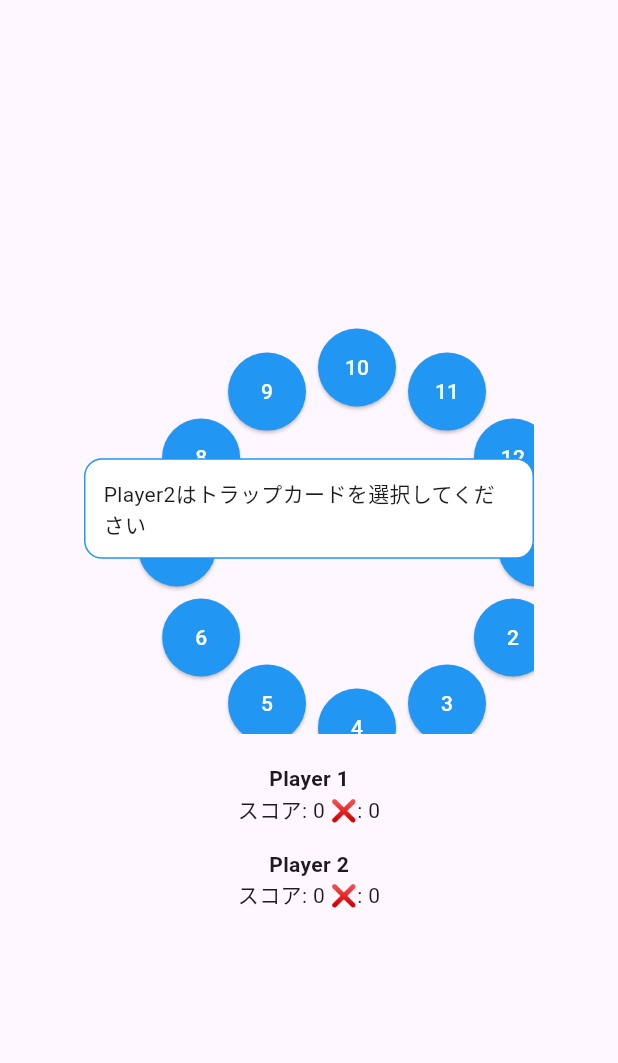
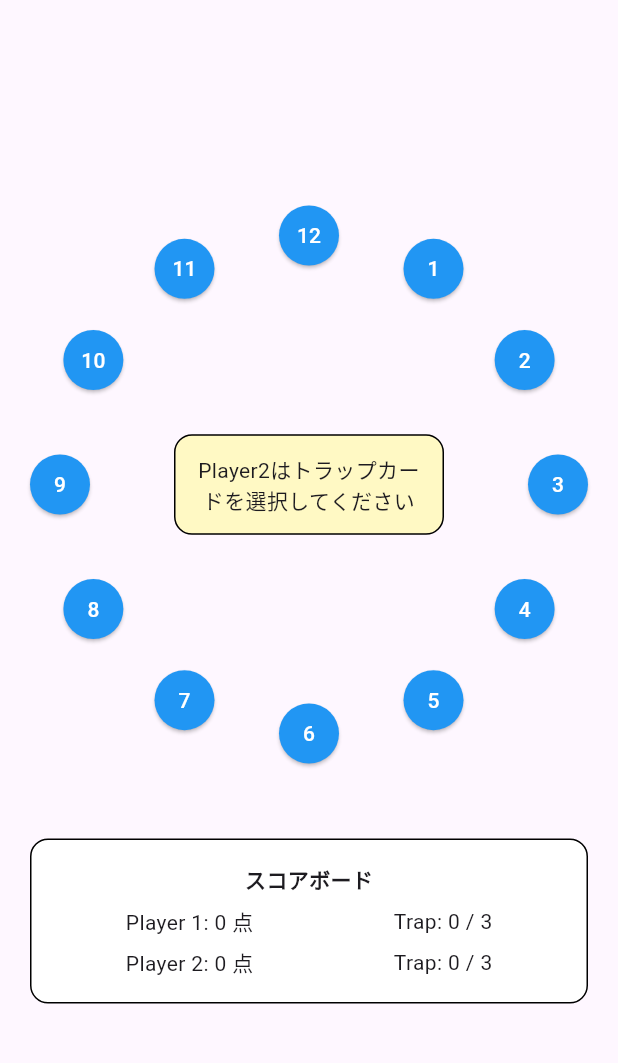
Before and after one commit to taketyan-man/12Bluff, a Flutter app: the screen it shows after launch, on a phone screen of 412 x 824 dp, the part 63-1126 px from its top. Run offline on Flutter 3.47's test engine with Material 3 defaults, Android fonts, the phone set to English and light mode, and no system bars.

Commit message:
Refactor UI: Restore responsive layout and improve CircleBoard & ScoreBoard rendering

```diff
--- a/lib/screens/game_page.dart
+++ b/lib/screens/game_page.dart
@@ -28,7 +28,7 @@ class _GamePageState extends State<GamePage> {
 
   @override
   Widget build(BuildContext context) {
-    final screenWidth = MediaQuery.of(context).size.width;
+    final double screenWidth = MediaQuery.of(context).size.width;
     return Scaffold(
       appBar: AppBar(title: const Text("12Bluff")),
       body: Center(
--- a/lib/widgets/circle_board.dart
+++ b/lib/widgets/circle_board.dart
@@ -14,44 +14,74 @@ class CircleBoard extends StatelessWidget {
 
   @override
   Widget build(BuildContext context) {
-    final cardCount = 12;
-    final double radius = 120;
+    final double buttonSize = 40;
+    final double maxSize = 480;
+
+    return LayoutBuilder(
+      builder: (context, constraints) {
+        final double screenSize = min(constraints.maxWidth, constraints.maxHeight);
+        final double size = min(screenSize, maxSize);
+        final double radius = size / 2 - buttonSize;
 
         return SizedBox(
-      width: 300,
-      height: 300,
+          width: size,
+          height: size,
           child: Stack(
-        alignment: Alignment.center,
             children: [
-          for (int i = 0; i < cardCount; i++)
-            if (!gameState.usedCards.contains(i + 1))
-              Positioned(
-                left: 150 + radius * cos(i * 2 * pi / cardCount),
-                top: 150 + radius * sin(i * 2 * pi / cardCount),
+              // --- カード配置 ---
+              ...List.generate(12, (i) {
+                final angle = (2 * pi * i / 12) - pi / 3;
+                final centerX = size / 2;
+                final centerY = size / 2;
+                final x = centerX + radius * cos(angle) - buttonSize / 2;
+                final y = centerY + radius * sin(angle) - buttonSize / 2;
+                final cardNumber = i + 1;
+                final isUsed = !gameState.availableCards.contains(cardNumber);
+
+                return Positioned(
+                  left: x,
+                  top: y,
+                  child: SizedBox(
+                    width: buttonSize,
+                    height: buttonSize,
                     child: ElevatedButton(
-                  onPressed: () => onCardSelected(i + 1),
+                      onPressed: gameState.gameEnded || isUsed
+                          ? null
+                          : () => onCardSelected(cardNumber),
                       style: ElevatedButton.styleFrom(
                         shape: const CircleBorder(),
-                    padding: const EdgeInsets.all(16),
-                    backgroundColor: Colors.blue,
+                        padding: EdgeInsets.zero,
+                        backgroundColor: isUsed ? Colors.grey : Colors.blue,
+                        foregroundColor: Colors.white,
+                      ),
+                      child: Text('$cardNumber'),
+                    ),
+                  ),
+                );
+              }),
+
+              // --- 中央メッセージ ---
+              Align(
+                alignment: Alignment.center,
+                child: Container(
+                  padding: const EdgeInsets.all(12),
+                  width: 180,
+                  decoration: BoxDecoration(
+                    color: Colors.yellow[100],
+                    borderRadius: BorderRadius.circular(12),
+                    border: Border.all(color: Colors.black),
                   ),
                   child: Text(
-                    '${i + 1}',
-                    style: const TextStyle(color: Colors.white),
+                    gameState.message,
+                    textAlign: TextAlign.center,
+                    style: const TextStyle(fontSize: 14),
                   ),
                 ),
-              ),
-          Container(
-            padding: const EdgeInsets.all(12),
-            decoration: BoxDecoration(
-              color: Colors.white,
-              border: Border.all(color: Colors.blue),
-              borderRadius: BorderRadius.circular(12),
-            ),
-            child: Text(gameState.message),
               ),
             ],
           ),
         );
+      },
+    );
   }
 }
--- a/lib/widgets/score_board.dart
+++ b/lib/widgets/score_board.dart
@@ -4,29 +4,36 @@ import '../models/game_state.dart';
 class ScoreBoard extends StatelessWidget {
   final GameState gameState;
 
-  const ScoreBoard({Key? key, required this.gameState}) : super(key: key);
+  const ScoreBoard({super.key, required this.gameState});
 
-  Widget _buildRow(String title, List<String> values, int score, int traps) {
-    return Column(
-      children: [
-        Text(title, style: const TextStyle(fontWeight: FontWeight.bold)),
-        Wrap(
-          spacing: 4,
-          runSpacing: 4,
-          children: values.map((v) => Chip(label: Text(v))).toList(),
-        ),
-        Text("スコア: $score ❌: $traps"),
-      ],
+  @override
+  Widget build(BuildContext context) {
+    return Container(
+      margin: const EdgeInsets.symmetric(horizontal: 20, vertical: 10),
+      padding: const EdgeInsets.all(16),
+      decoration: BoxDecoration(
+        border: Border.all(color: Colors.black),
+        borderRadius: BorderRadius.circular(12),
+        color: Colors.white,
+      ),
+      child: Column(
+        children: [
+          const Text("スコアボード", style: TextStyle(fontWeight: FontWeight.bold)),
+          const SizedBox(height: 8),
+          _buildScoreRow("Player 1", gameState.player1Score, gameState.player1TrapCount),
+          const SizedBox(height: 6),
+          _buildScoreRow("Player 2", gameState.player2Score, gameState.player2TrapCount),
+        ],
+      ),
     );
   }
 
-  @override
-  Widget build(BuildContext context) {
-    return Column(
+  Widget _buildScoreRow(String name, int score, int trapCount) {
+    return Row(
+      mainAxisAlignment: MainAxisAlignment.spaceAround,
       children: [
-        _buildRow("Player 1", gameState.player1Row, gameState.player1Score, gameState.player1TrapCount),
-        const SizedBox(height: 16),
-        _buildRow("Player 2", gameState.player2Row, gameState.player2Score, gameState.player2TrapCount),
+        Text("$name: $score 点"),
+        Text("Trap: $trapCount / 3"),
       ],
     );
   }
```
Also changed, not shown: lib/widgets/wide_score_board.dart (+77 -24 lines). Lines whose indentation alone changed are shown as unchanged.
